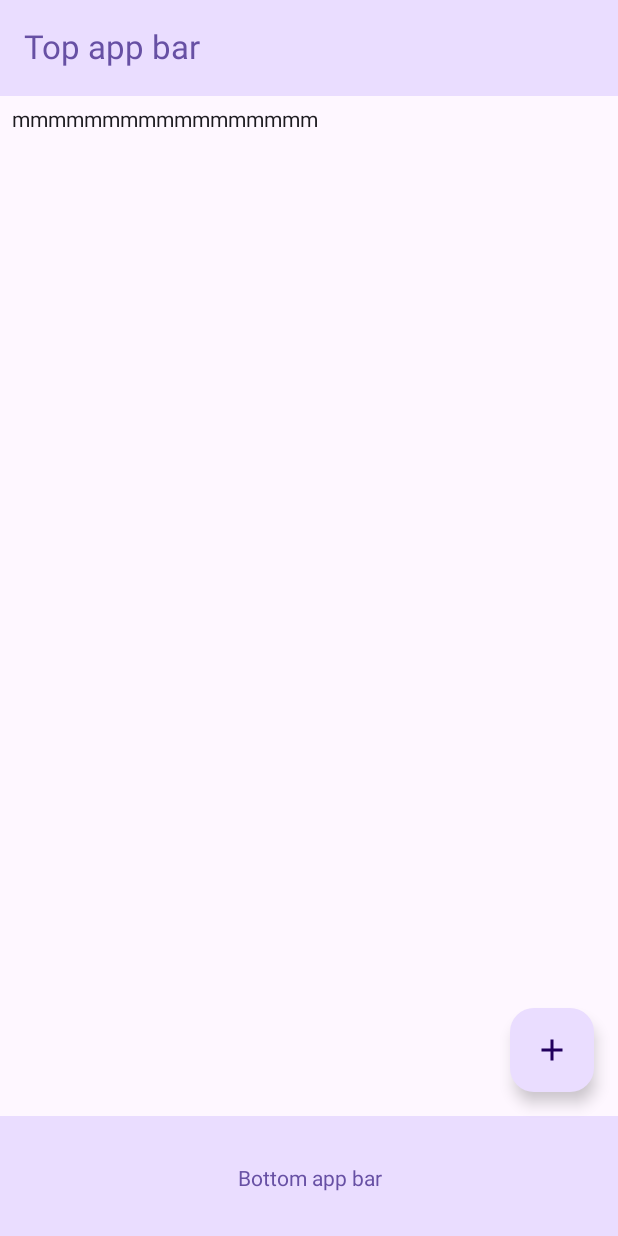
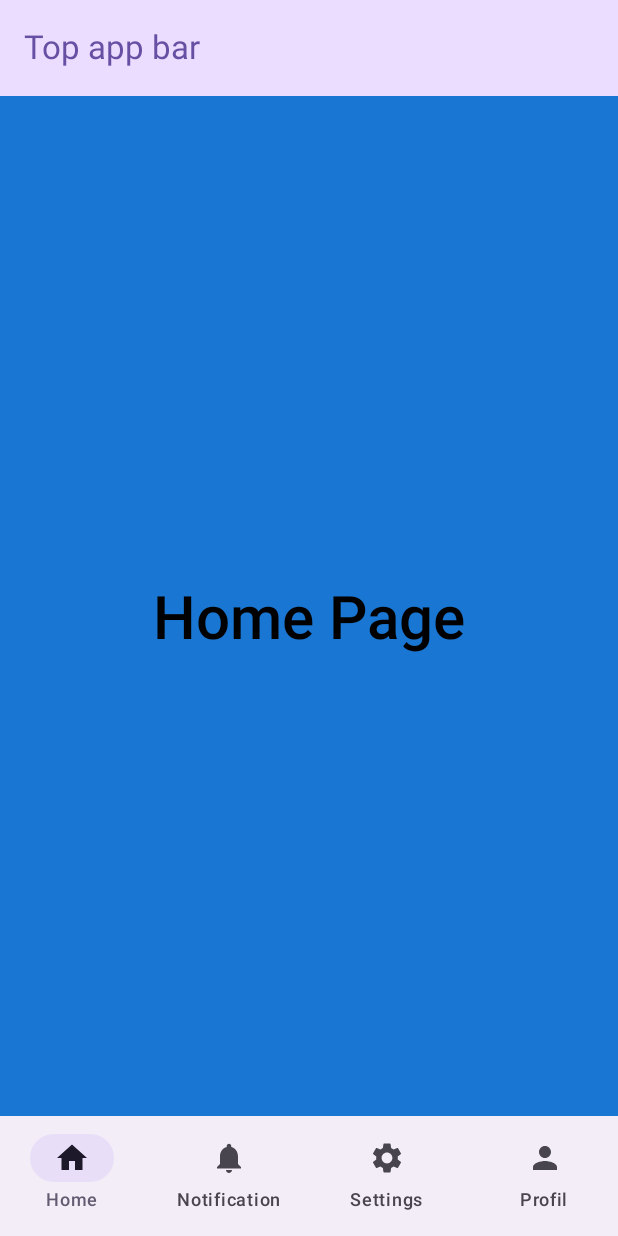
Before and after one commit to theodihno/MiniProjet, an Android app built with Jetpack Compose: the @Preview function ScaffoldBarPreview, on a phone screen of 412 x 824 dp. Run offline under Robolectric (Android 15) with nearby library versions, the phone set to English and light mode, and no system bars.

Commit message:
modif 5NOV

```diff
--- /dev/null
+++ b/app/src/main/java/com/example/miniprojet/NavItem.kt
@@ -0,0 +1,9 @@
+package com.example.miniprojet
+
+import androidx.compose.ui.graphics.vector.ImageVector
+
+// on on cree la data classe qui sera utilisée pour les élts du bottomBar
+data class NavItem (
+    val label: String,
+    val icon: ImageVector
+)
--- a/app/src/main/java/com/example/miniprojet/components/ScaffoldBar.kt
+++ b/app/src/main/java/com/example/miniprojet/components/ScaffoldBar.kt
@@ -6,11 +6,17 @@ import androidx.compose.foundation.layout.fillMaxWidth
 import androidx.compose.foundation.layout.padding
 import androidx.compose.material.icons.Icons
 import androidx.compose.material.icons.filled.Add
+import androidx.compose.material.icons.filled.Home
+import androidx.compose.material.icons.filled.Notifications
+import androidx.compose.material.icons.filled.Person
+import androidx.compose.material.icons.filled.Settings
 import androidx.compose.material3.BottomAppBar
 import androidx.compose.material3.ExperimentalMaterial3Api
 import androidx.compose.material3.FloatingActionButton
 import androidx.compose.material3.Icon
 import androidx.compose.material3.MaterialTheme
+import androidx.compose.material3.NavigationBar
+import androidx.compose.material3.NavigationBarItem
 import androidx.compose.material3.Scaffold
 import androidx.compose.material3.Text
 import androidx.compose.material3.TopAppBar
@@ -25,11 +31,23 @@ import androidx.compose.ui.Modifier
 import androidx.compose.ui.text.style.TextAlign
 import androidx.compose.ui.tooling.preview.Preview
 import androidx.compose.ui.unit.dp
+import com.example.miniprojet.NavItem
+import com.example.miniprojet.slide.HomePage
+import com.example.miniprojet.slide.NotificationPage
+import com.example.miniprojet.slide.ProfilPage
+import com.example.miniprojet.slide.SettingsPage
 
 @OptIn(ExperimentalMaterial3Api::class)
 @Composable
 fun ScaffoldBar(){
+    val navItemList = listOf(
+        NavItem("Home", Icons.Filled.Home),
+        NavItem("Notification", Icons.Filled.Notifications),
+        NavItem("Settings", Icons.Filled.Settings),
+        NavItem("Profil", Icons.Default.Person)
+    )
     var expanded by remember { mutableStateOf(false) }
+    var selectedIndex by remember { mutableIntStateOf(0) }
 
     Scaffold(
         topBar = {
@@ -44,7 +62,23 @@ fun ScaffoldBar(){
             )
         },
         bottomBar = {
-            BottomAppBar(
+            NavigationBar {
+                navItemList.forEachIndexed { index, navItem ->
+                    NavigationBarItem(
+                        selected = selectedIndex == index,
+                        onClick = {selectedIndex = index},
+                        icon = {
+                            Icon(imageVector = navItem.icon, contentDescription = "Icon")
+                        },
+                        label = {
+                            Text(
+                                text = navItem.label
+                            )
+                        }
+                    )
+                }
+            }
+            /*BottomAppBar(
                 containerColor = MaterialTheme.colorScheme.primaryContainer,
                 contentColor = MaterialTheme.colorScheme.primary,
             ) {
@@ -53,15 +87,21 @@ fun ScaffoldBar(){
                     textAlign = TextAlign.Center,
                     text = "Bottom app bar",
                 )
-            }
+            }*/
         },
-        floatingActionButton = {
+
+        // floatinActionButton pour add
+        /*floatingActionButton = {
             FloatingActionButton(onClick = {expanded}){
                 Icon(Icons.Default.Add, contentDescription = "Add")
             }
-        }
+        }*/
     ){ innerPadding ->
-        Column(
+        ContentScreen(
+            modifier = Modifier.padding(innerPadding),
+            selectedIndex
+        )
+        /*Column(
             modifier = Modifier.padding(innerPadding),
             verticalArrangement = Arrangement.spacedBy(16.dp),
         ) {
@@ -69,7 +109,19 @@ fun ScaffoldBar(){
                 modifier = Modifier.padding(8.dp),
                 text = "mmmmmmmmmmmmmmmmm".trimIndent(),
             )
-        }
+        }*/
+    }
+}
+// cree la fun contentScreen
+@Composable
+fun ContentScreen(
+    modifier: Modifier = Modifier, selectIndex : Int
+){
+    when(selectIndex){
+        0-> HomePage()
+        1-> NotificationPage()
+        2-> SettingsPage()
+        3-> ProfilPage()
     }
 }
 
--- /dev/null
+++ b/app/src/main/java/com/example/miniprojet/slide/HomePage.kt
@@ -0,0 +1,41 @@
+package com.example.miniprojet.slide
+
+import androidx.compose.foundation.background
+import androidx.compose.foundation.layout.Arrangement
+import androidx.compose.foundation.layout.Column
+import androidx.compose.foundation.layout.fillMaxSize
+import androidx.compose.material3.Text
+import androidx.compose.runtime.Composable
+import androidx.compose.ui.Alignment
+import androidx.compose.ui.Modifier
+import androidx.compose.ui.graphics.Color
+import androidx.compose.ui.text.font.FontWeight
+import androidx.compose.ui.tooling.preview.Preview
+import androidx.compose.ui.unit.sp
+
+@Composable
+fun HomePage(
+    modifier: Modifier = Modifier,
+){
+    Column(
+        modifier = Modifier.fillMaxSize()
+            .background(Color(0xFF1976D2)),
+        verticalArrangement = Arrangement.Center,
+        horizontalAlignment = Alignment.CenterHorizontally,
+    ) {
+        Text(
+            text = "Home Page",
+            fontSize = 40.sp,
+            fontWeight = FontWeight.SemiBold,
+            color = Color.Black
+        )
+    }
+
+}
+
+
+@Preview(showBackground = true)
+@Composable
+fun HomePagePreview(){
+    HomePage()
+}
--- a/app/src/main/res/values/strings.xml
+++ b/app/src/main/res/values/strings.xml
@@ -7,4 +7,7 @@
     <string name="desc_login_with_apple">Se connecter avec Apple</string>
     <string name="desc_button_back">Naviguer vers la page precedente</string>
     <string name="desc_logo_register">Image de la page Register</string>
+    <string name="desc_logo_house">Image de Home Accueil</string>
+    <string name="desc_logo_setting">Image de la roue de Settings</string>
+    <string name="desc_logo_notification">Image de la Cloche de Notif</string>
 </resources>
```
Also changed, not shown: app/src/main/java/com/example/miniprojet/components/BottomBar.kt (added, +16 -0 lines), app/src/main/java/com/example/miniprojet/slide/NotificationPage.kt (added, +41 -0 lines), app/src/main/java/com/example/miniprojet/slide/ProfilPage.kt (added, +41 -0 lines), app/src/main/java/com/example/miniprojet/slide/SettingsPage.kt (added, +41 -0 lines), app/src/main/res/drawable/bell_solid.xml (added, +9 -0 lines), app/src/main/res/drawable/gear_solid.xml (added, +9 -0 lines), app/src/main/res/drawable/house_solid.xml (added, +9 -0 lines), app/src/main/res/drawable/user_solid.xml (added, +9 -0 lines).
